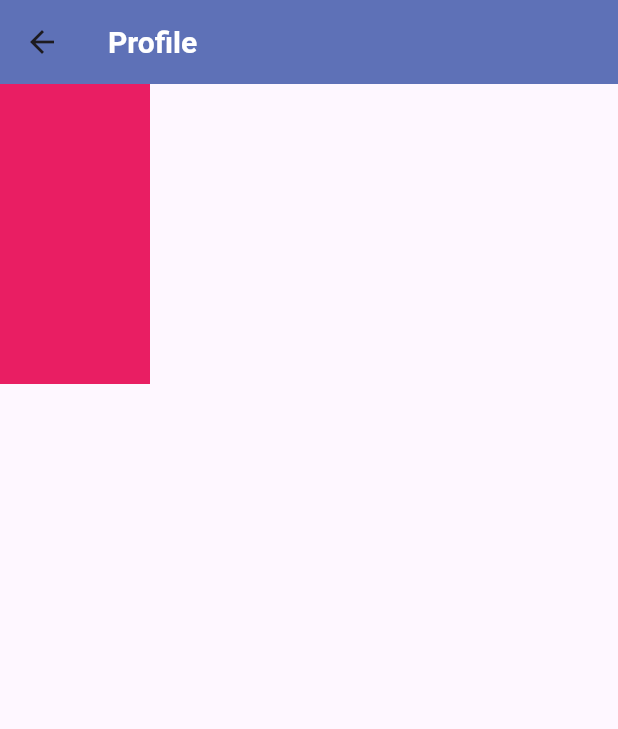
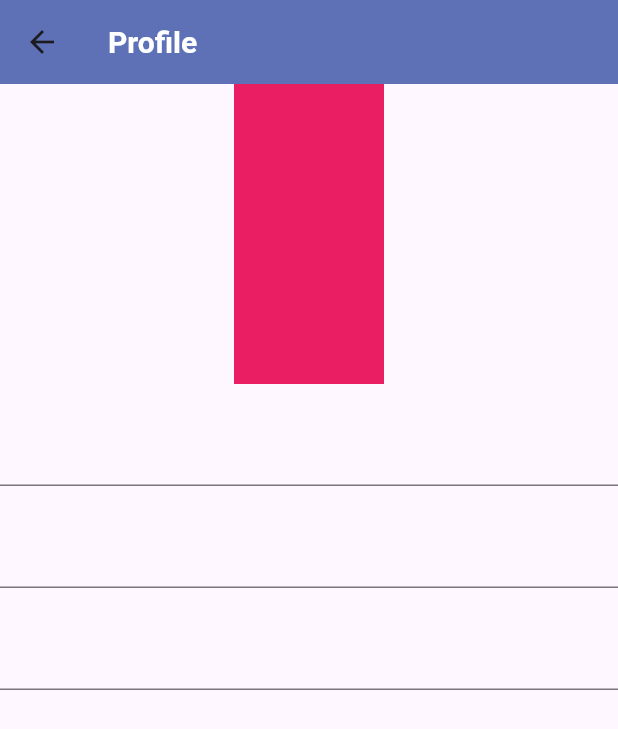
Before and after one commit to 20204691/flutterBB, a Flutter app: the ProfilePage screen opened directly, on a phone screen of 412 x 824 dp. Shown: the top 729 px of the screen. Run offline on Flutter 3.47's test engine with Material 3 defaults, Android fonts, the phone set to English and light mode, and no system bars; our stand-ins replace firebase_auth, firebase_core, shared_preferences; accounts and stored records are empty; network calls fail.

```diff
--- a/lib/auth/registraiton_page.dart
+++ b/lib/auth/registraiton_page.dart
@@ -1,5 +1,5 @@
 import 'package:flutter/material.dart';
-import 'package:projects/auth/login_page.dart';
+import 'package:projects/auth/verify_email_page.dart';
 import 'package:projects/services/auth_service.dart';
 
 import '../common/widgets/custom_text_field.dart';
@@ -110,10 +110,10 @@ class _RegistrationPageState extends State<RegistrationPage> {
                         var response = await AuthService()
                             .registration(email: email, password: password);
 
-                        if (response!.contains('Success')) {
+                        if (response.contains('Success')) {
                           Navigator.of(context).push(
                             MaterialPageRoute(
-                              builder: (context) => const LoginPage(),
+                              builder: (context) => const VerifyEmailPage(),
                             ),
                           );
                         }
--- a/lib/profile/profile_page.dart
+++ b/lib/profile/profile_page.dart
@@ -8,6 +8,9 @@ class ProfilePage extends StatefulWidget {
 }
 
 class _ProfilePageState extends State<ProfilePage> {
+  final TextEditingController _firstNameController = TextEditingController();
+  final TextEditingController _lastNameController = TextEditingController();
+  final TextEditingController _ageController = TextEditingController();
 
   @override
   Widget build(BuildContext context) {
@@ -15,10 +18,31 @@ class _ProfilePageState extends State<ProfilePage> {
       appBar: AppBar(
         centerTitle: false,
         title: const Text("Profile"),
-        titleTextStyle: const TextStyle(fontSize: 20, fontWeight: FontWeight.w700, color: Colors.white),
+        titleTextStyle: const TextStyle(
+            fontSize: 20, fontWeight: FontWeight.w700, color: Colors.white),
         backgroundColor: const Color.fromRGBO(94, 113, 183, 1),
       ),
-      body: Container(height: 200, width: 100, color: Colors.pink,),
+      body: Column(
+        children: [
+          Container(
+            height: 200,
+            width: 100,
+            color: Colors.pink,
+          ),
+          const SizedBox(height: 20),
+          TextField(
+            controller: _firstNameController,
+          ),
+          const SizedBox(height: 20),
+          TextField(
+            controller: _lastNameController,
+          ),
+          const SizedBox(height: 20),
+          TextField(
+            controller: _ageController,
+          ),
+        ],
+      ),
     );
   }
 }
--- a/pubspec.yaml
+++ b/pubspec.yaml
@@ -42,6 +42,7 @@ dependencies:
   # Firebase Authentication
   firebase_core: ^2.30.1
   firebase_auth: ^4.19.4
+  cloud_firestore: ^4.17.3
 
 
   # The following adds the Cupertino Icons font to your application.
```
Also changed, not shown: lib/auth/login_page.dart (+7 -8 lines), lib/auth/verify_email_page.dart (added, +95 -0 lines), lib/services/auth_service.dart (+10 -8 lines), pubspec.lock, 4 other files.
